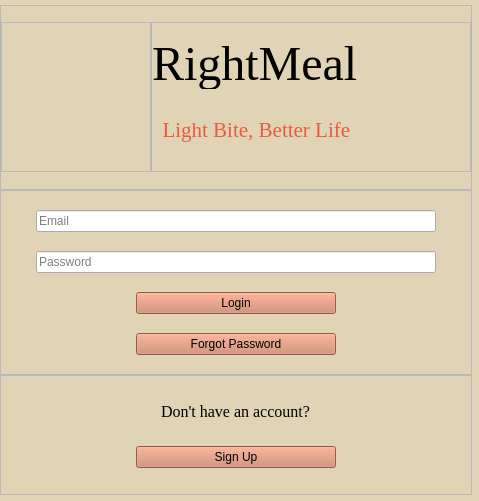
skidgefries/rightmeal, file mainwindow.ui: the form before one commit.
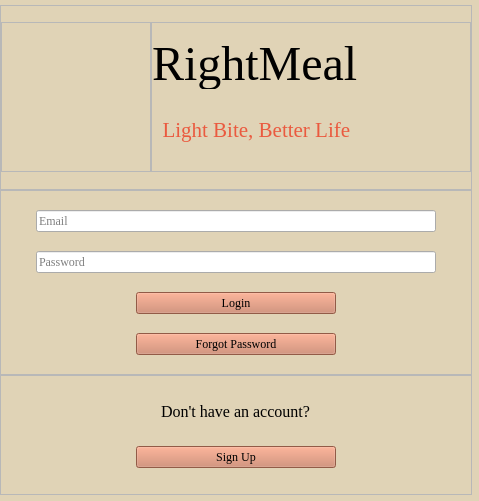
The form after the commit. Icons and pictures are not drawn.

Commit message: font edited sdfkjfdsdfghj

What changed in the file:
```diff
--- a/mainwindow.ui
+++ b/mainwindow.ui
@@ -80,6 +80,13 @@
          <height>16777215</height>
         </size>
        </property>
+       <property name="font">
+        <font>
+         <family>Times New Roman</family>
+         <italic>false</italic>
+         <bold>false</bold>
+        </font>
+       </property>
        <property name="placeholderText">
         <string>Email</string>
        </property>
@@ -99,6 +106,13 @@
          <height>16777215</height>
         </size>
        </property>
+       <property name="font">
+        <font>
+         <family>Times New Roman</family>
+         <italic>false</italic>
+         <bold>false</bold>
+        </font>
+       </property>
        <property name="placeholderText">
         <string>Password</string>
        </property>
@@ -118,6 +132,11 @@
          <height>16777215</height>
         </size>
        </property>
+       <property name="font">
+        <font>
+         <family>Times New Roman</family>
+        </font>
+       </property>
        <property name="text">
         <string>Login</string>
        </property>
@@ -137,6 +156,11 @@
          <height>16777215</height>
         </size>
        </property>
+       <property name="font">
+        <font>
+         <family>Times New Roman</family>
+        </font>
+       </property>
        <property name="text">
         <string>Forgot Password</string>
        </property>
@@ -222,6 +246,11 @@
          <height>16777215</height>
         </size>
        </property>
+       <property name="font">
+        <font>
+         <family>Times New Roman</family>
+        </font>
+       </property>
        <property name="text">
         <string>Sign Up</string>
        </property>
```
The commit also changes 6 other files.
